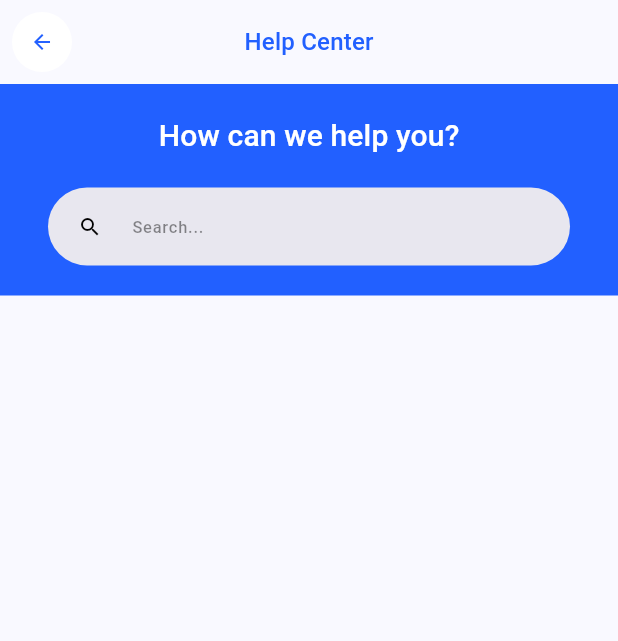
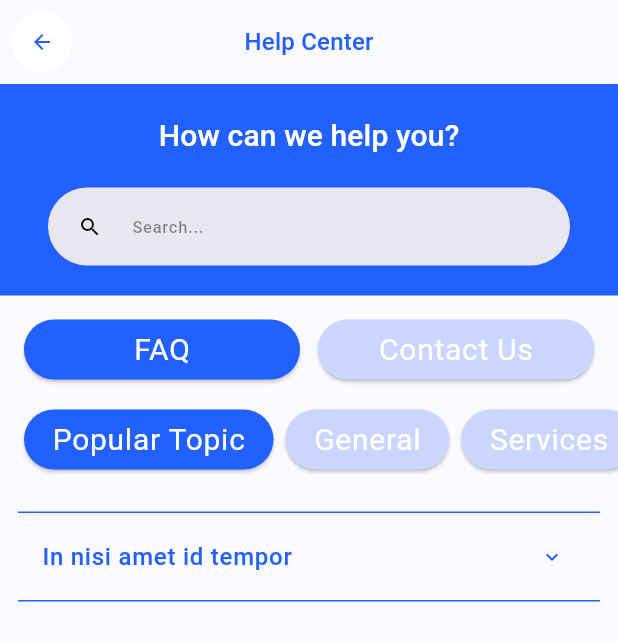
Before and after one commit to BretLogs/Skin_First, a Flutter app: the ProfilePageHelp screen opened directly, on a phone screen of 412 x 824 dp. Shown: the top 641 px of the screen. Run offline on Flutter 3.47's test engine with Material 3 defaults, Android fonts, the phone set to English and light mode, and no system bars; our stand-ins replace google_fonts, table_calendar.

Commit message:
Profile Page Help Card Done

```diff
--- a/skin_first/lib/presentation/profile_page/profile_page_help/profile_page_help.dart
+++ b/skin_first/lib/presentation/profile_page/profile_page_help/profile_page_help.dart
@@ -1,5 +1,9 @@
+import 'package:flutter/cupertino.dart';
 import 'package:flutter/material.dart';
 import 'package:flutter/widgets.dart';
+import 'package:skin_first/presentation/buttons/elevated_button_secondary.dart';
+import 'package:skin_first/presentation/buttons/elevated_button_tertiary.dart';
+import 'package:skin_first/presentation/profile_page/profile_page_help/widgets/profile_page_help_card.dart';
 
 class ProfilePageHelp extends StatelessWidget {
   const ProfilePageHelp({super.key});
@@ -31,6 +35,44 @@ class ProfilePageHelp extends StatelessWidget {
                 ],
               ),
             ),
+          ),
+          Padding(
+            padding: const EdgeInsets.symmetric(horizontal: 16, vertical: 12),
+            child: Row(
+              mainAxisAlignment: MainAxisAlignment.spaceBetween,
+              children: <Widget>[
+                Expanded(child: ElevatedButtonSecondary(onPressed: () {}, textString: 'FAQ')),
+                const SizedBox(width: 12),
+                Expanded(child: ElevatedButtonTertiary(onPressed: () {}, textString: 'Contact Us'))
+              ],
+            ),
+          ),
+          SingleChildScrollView(
+            scrollDirection: Axis.horizontal,
+            child: Padding(
+              padding: const EdgeInsets.symmetric(horizontal: 16),
+              child: Row(
+                mainAxisAlignment: MainAxisAlignment.spaceBetween,
+                children: <Widget>[
+                  ElevatedButtonSecondary(onPressed: () {}, textString: 'Popular Topic'),
+                  const SizedBox(width: 8),
+                  ElevatedButtonTertiary(onPressed: () {}, textString: 'General'),
+                  const SizedBox(width: 8),
+                  ElevatedButtonTertiary(onPressed: () {}, textString: 'Services')
+                ],
+              ),
+            ),
+          ),
+          const SizedBox(height: 20),
+          const SingleChildScrollView(
+            child: Column(
+              children: <Widget>[
+                ProfilePageHelpCard(
+                    faqName: 'In nisi amet id tempor',
+                    faqDescription:
+                        'Ut do elit consequat sunt labore et nisi dolore. Ullamco aliquip est aliqua velit non laboris non esse sint ullamco mollit laboris deserunt. Enim non quis eiusmod fugiat consequat ipsum sint et. Sit nulla commodo sint nisi exercitation. Minim dolore nostrud Lorem consectetur est aute aute.')
+              ],
+            ),
           )
         ],
       ),
--- /dev/null
+++ b/skin_first/lib/presentation/profile_page/profile_page_help/widgets/profile_page_help_card.dart
@@ -0,0 +1,36 @@
+import 'package:flutter/material.dart';
+
+class ProfilePageHelpCard extends StatelessWidget {
+  const ProfilePageHelpCard({super.key, required this.faqName, required this.faqDescription});
+  final String faqName;
+  final String faqDescription;
+  @override
+  Widget build(BuildContext context) {
+    return Padding(
+      padding: const EdgeInsets.symmetric(horizontal: 12, vertical: 4),
+      child: Container(
+        decoration: BoxDecoration(
+          border: Border.symmetric(horizontal: BorderSide(color: Theme.of(context).colorScheme.primary)),
+        ),
+        child: Theme(
+          data: Theme.of(context).copyWith(dividerColor: Colors.transparent),
+          child: ExpansionTile(
+            childrenPadding: const EdgeInsets.fromLTRB(16, 0, 16, 20),
+            collapsedIconColor: Theme.of(context).colorScheme.primary,
+            iconColor: Theme.of(context).colorScheme.primary,
+            title: Text(
+              faqName,
+              style: Theme.of(context).textTheme.labelMedium?.copyWith(color: Theme.of(context).colorScheme.primary),
+            ),
+            children: <Widget>[
+              Text(
+                faqDescription,
+                style: Theme.of(context).textTheme.bodySmall,
+              ),
+            ],
+          ),
+        ),
+      ),
+    );
+  }
+}
```
